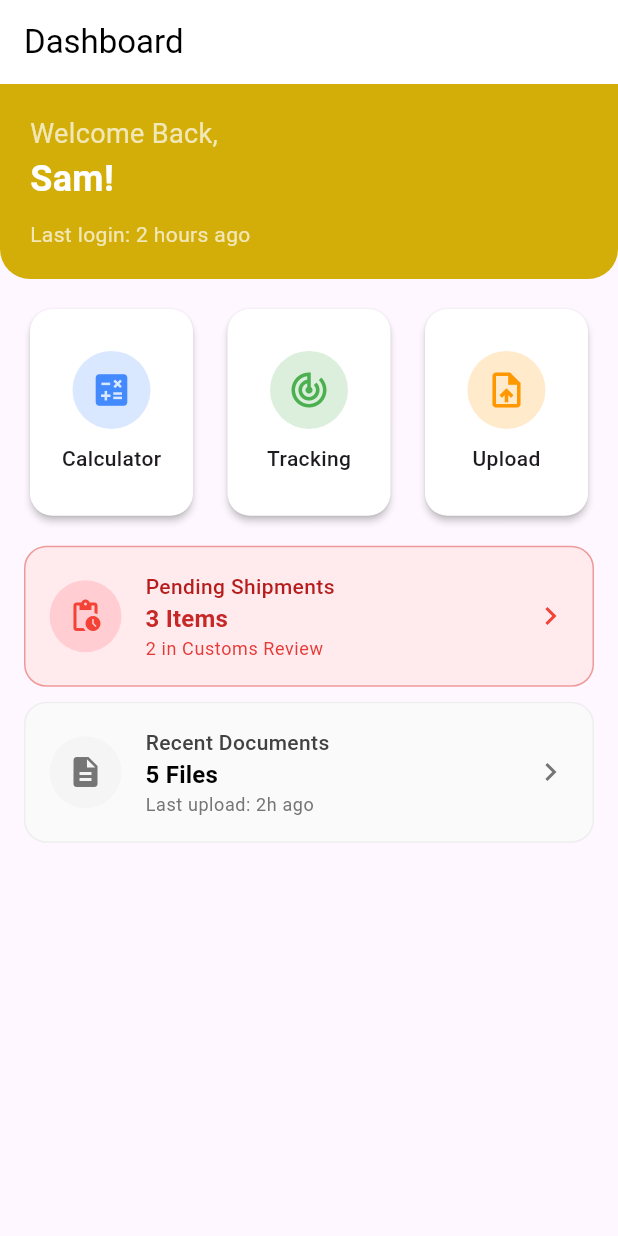
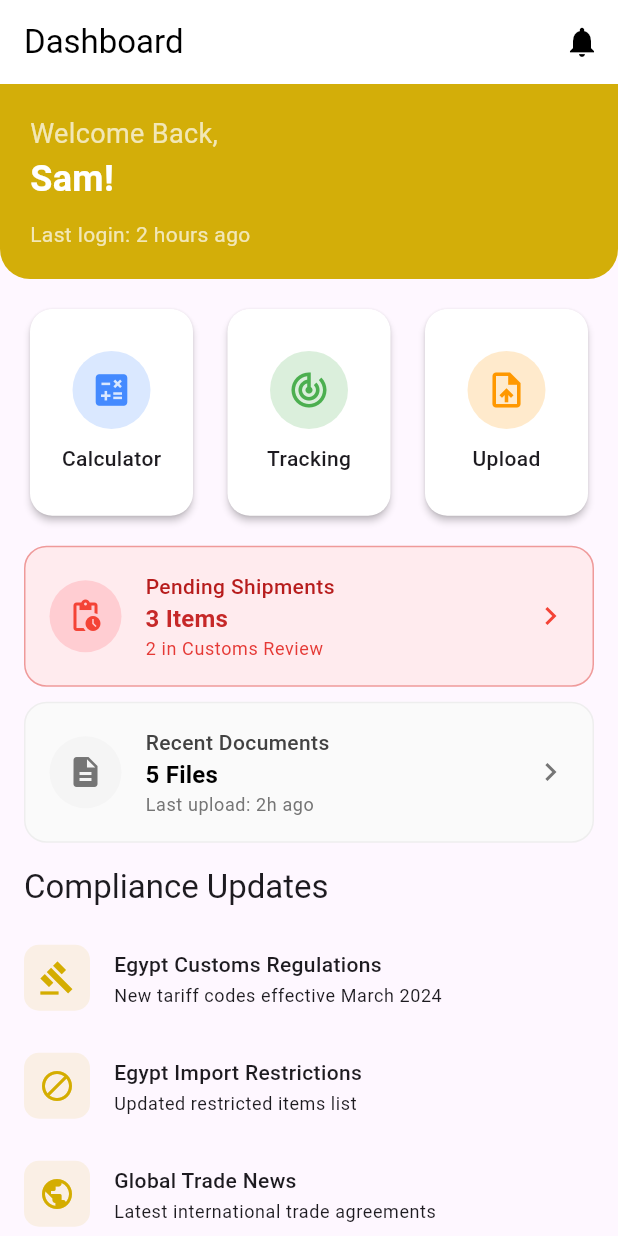
Before and after one commit to SamehKalash/CustomsX, a Flutter app: the screen it shows after launch, on a phone screen of 412 x 824 dp. Run offline on Flutter 3.47's test engine with Material 3 defaults, Android fonts, the phone set to English and light mode, and no system bars.

Commit message:
Compliance Board & Notifications

```diff
--- /dev/null
+++ b/devtools_options.yaml
@@ -0,0 +1,3 @@
+description: This file stores settings for Dart & Flutter DevTools.
+documentation: https://docs.flutter.dev/tools/devtools/extensions#configure-extension-enablement-states
+extensions:
--- a/lib/main.dart
+++ b/lib/main.dart
@@ -3,6 +3,7 @@ import 'package:provider/provider.dart';
 import 'screens/dashboard.dart';
 import 'screens/tracking.dart';
 import 'screens/documents.dart';
+import 'screens/compliance.dart';
 import 'theme/theme_provider.dart';
 
 void main() => runApp(
@@ -40,6 +41,7 @@ class GlobalClearApp extends StatelessWidget {
         '/': (context) => const DashboardScreen(),
         '/tracking': (context) => const ShipmentTrackingScreen(),
         '/documents': (context) => const DocumentManagementScreen(),
+        '/compliance': (context) => const ComplianceGuideScreen(),
       },
       debugShowCheckedModeBanner: false,
     );
--- a/lib/screens/dashboard.dart
+++ b/lib/screens/dashboard.dart
@@ -12,7 +12,13 @@ class DashboardScreen extends StatelessWidget {
     final isDarkMode = themeProvider.themeMode == ThemeMode.dark;
 
     return Scaffold(
-      appBar: AppBar(title: const Text('Dashboard'), actions: [
+      appBar: AppBar(
+        title: const Text('Dashboard'),
+        actions: [
+          IconButton(
+            icon: const Icon(Icons.notifications),
+            onPressed: () => _showNotifications(context),
+          ),
         ],
       ),
       body: SingleChildScrollView(
@@ -22,6 +28,7 @@ class DashboardScreen extends StatelessWidget {
             _buildWelcomeBanner(context, isDarkMode),
             _buildQuickActions(context),
             _buildStatusSection(context),
+            _buildComplianceUpdates(context),
           ],
         ),
       ),
@@ -40,7 +47,6 @@ class DashboardScreen extends StatelessWidget {
         borderRadius: const BorderRadius.vertical(bottom: Radius.circular(20)),
       ),
       child: Column(
-        // Corrected: Added 'child' parameter here
         crossAxisAlignment: CrossAxisAlignment.start,
         children: [
           Text(
@@ -163,4 +169,99 @@ class DashboardScreen extends StatelessWidget {
       ),
     );
   }
+
+  Widget _buildComplianceUpdates(BuildContext context) {
+    return Padding(
+      padding: const EdgeInsets.all(16),
+      child: Column(
+        crossAxisAlignment: CrossAxisAlignment.start,
+        children: [
+          Text(
+            'Compliance Updates',
+            style: Theme.of(context).textTheme.titleLarge,
+          ),
+          const SizedBox(height: 10),
+          _buildUpdateItem(
+            context,
+            'Egypt Customs Regulations',
+            'New tariff codes effective March 2024',
+            Icons.gavel,
+          ),
+          _buildUpdateItem(
+            context,
+            'Egypt Import Restrictions',
+            'Updated restricted items list',
+            Icons.block,
+          ),
+          _buildUpdateItem(
+            context,
+            'Global Trade News',
+            'Latest international trade agreements',
+            Icons.public,
+          ),
+        ],
+      ),
+    );
+  }
+
+  Widget _buildUpdateItem(
+    BuildContext context,
+    String title,
+    String subtitle,
+    IconData icon,
+  ) {
+    return ListTile(
+      contentPadding: EdgeInsets.zero,
+      leading: Container(
+        padding: const EdgeInsets.all(10),
+        decoration: BoxDecoration(
+          color: Theme.of(context).colorScheme.secondary.withOpacity(0.1),
+          borderRadius: BorderRadius.circular(10),
+        ),
+        child: Icon(icon, color: Theme.of(context).colorScheme.secondary),
+      ),
+      title: Text(
+        title,
+        style: Theme.of(
+          context,
+        ).textTheme.bodyMedium?.copyWith(fontWeight: FontWeight.w500),
+      ),
+      subtitle: Text(subtitle, style: Theme.of(context).textTheme.bodySmall),
+      onTap: () => Navigator.pushNamed(context, '/compliance'),
+    );
+  }
+
+  void _showNotifications(BuildContext context) {
+    showDialog(
+      context: context,
+      builder:
+          (context) => AlertDialog(
+            title: const Text('Notifications'),
+            content: SizedBox(
+              width: double.maxFinite,
+              child: ListView(
+                shrinkWrap: true,
+                children: const [
+                  ListTile(
+                    leading: Icon(Icons.check_circle, color: Colors.green),
+                    title: Text('Document Approved'),
+                    subtitle: Text('Invoice_123.pdf has been cleared'),
+                  ),
+                  ListTile(
+                    leading: Icon(Icons.warning, color: Colors.orange),
+                    title: Text('Customs Hold'),
+                    subtitle: Text('Shipment #456 requires additional docs'),
+                  ),
+                ],
+              ),
+            ),
+            actions: [
+              TextButton(
+                child: const Text('Dismiss All'),
+                onPressed: () => Navigator.pop(context),
+              ),
+            ],
+          ),
+    );
+  }
 }
```
Also changed, not shown: lib/screens/compliance.dart (added, +64 -0 lines), lib/shipment.dart (deleted, +0 -120 lines), 2 other files.
